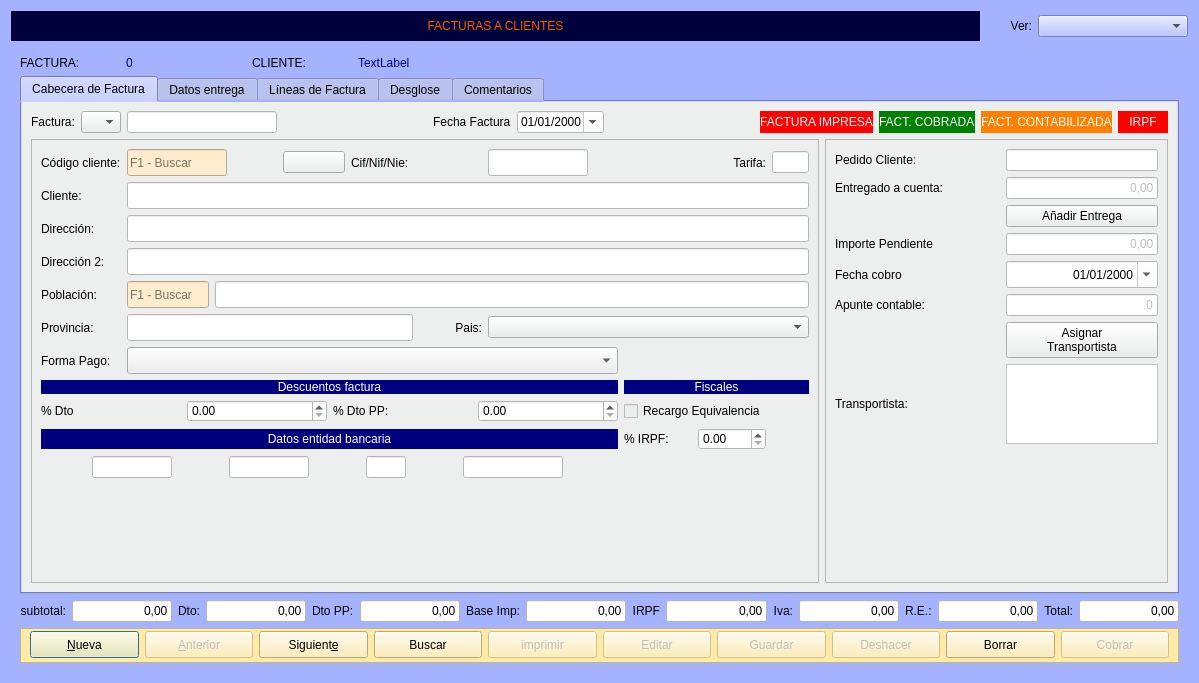
The window that Zona_Ventas/frmfacturas.ui (arcnexus/RedFoX) describes before a commit, drawn with Qt 5.
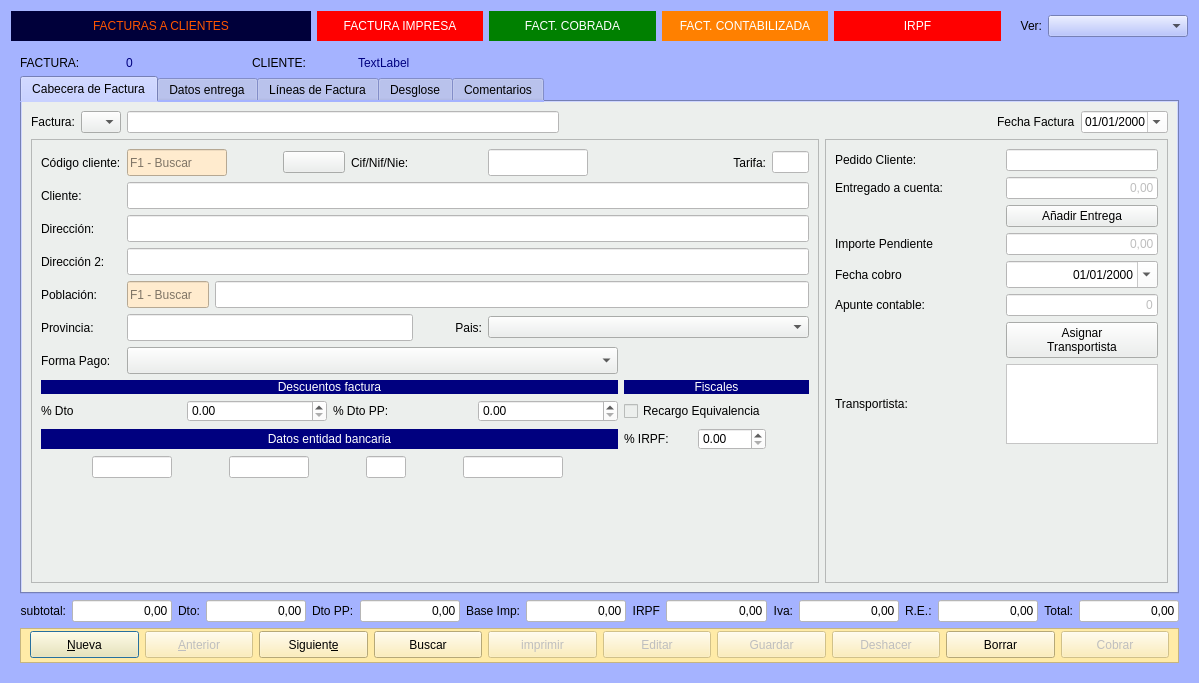
The same window after the commit. Icons and pictures are not drawn.

The edit to the form file:
```diff
--- a/Zona_Ventas/frmfacturas.ui
+++ b/Zona_Ventas/frmfacturas.ui
@@ -48,7 +48,7 @@
      </property>
     </widget>
    </item>
-   <item row="0" column="2">
+   <item row="0" column="6">
     <widget class="QComboBox" name="cboVer">
      <property name="minimumSize">
       <size>
@@ -64,7 +64,7 @@
      </property>
     </widget>
    </item>
-   <item row="0" column="1">
+   <item row="0" column="5">
     <widget class="QLabel" name="label_34">
      <property name="maximumSize">
       <size>
@@ -80,7 +80,7 @@
      </property>
     </widget>
    </item>
-   <item row="1" column="0" colspan="3">
+   <item row="1" column="0" colspan="7">
     <widget class="QStackedWidget" name="stackedWidget">
      <property name="currentIndex">
       <number>0</number>
@@ -880,82 +880,6 @@
                </property>
               </widget>
              </item>
-             <item>
-              <spacer name="horizontalSpacer_4">
-               <property name="orientation">
-                <enum>Qt::Horizontal</enum>
-               </property>
-               <property name="sizeHint" stdset="0">
-                <size>
-                 <width>40</width>
-                 <height>20</height>
-                </size>
-               </property>
-              </spacer>
-             </item>
-             <item>
-              <widget class="QLabel" name="lblFacturaImpresa">
-               <property name="styleSheet">
-                <string notr="true">background-color: rgb(255, 0, 0);
-color: rgb(255, 255, 255);</string>
-               </property>
-               <property name="text">
-                <string>FACTURA IMPRESA</string>
-               </property>
-               <property name="alignment">
-                <set>Qt::AlignCenter</set>
-               </property>
-              </widget>
-             </item>
-             <item>
-              <widget class="QLabel" name="lblFacturaCobrada">
-               <property name="styleSheet">
-                <string notr="true">background-color: rgb(0, 128, 0);
-color: rgb(255, 255, 255);</string>
-               </property>
-               <property name="text">
-                <string>FACT. COBRADA</string>
-               </property>
-              </widget>
-             </item>
-             <item>
-              <widget class="QLabel" name="lbcontabilizada">
-               <property name="styleSheet">
-                <string notr="true">background-color: rgb(255, 128, 0);
-color: rgb(255, 255, 255);</string>
-               </property>
-               <property name="text">
-                <string>FACT. CONTABILIZADA</string>
-               </property>
-               <property name="alignment">
-                <set>Qt::AlignCenter</set>
-               </property>
-               <property name="textInteractionFlags">
-                <set>Qt::LinksAccessibleByMouse|Qt::TextSelectableByMouse</set>
-               </property>
-              </widget>
-             </item>
-             <item>
-              <widget class="QLabel" name="lblIRPF_3">
-               <property name="minimumSize">
-                <size>
-                 <width>50</width>
-                 <height>0</height>
-                </size>
-               </property>
-               <property name="styleSheet">
-                <string notr="true">background-color: rgb(255, 0, 0);
-color: rgb(255, 255, 255);
-font: 10pt &quot;MS Shell Dlg 2&quot;;</string>
-               </property>
-               <property name="text">
-                <string>IRPF</string>
-               </property>
-               <property name="alignment">
-                <set>Qt::AlignCenter</set>
-               </property>
-              </widget>
-             </item>
             </layout>
            </item>
            <item row="1" column="0">
@@ -3021,6 +2945,96 @@
      </widget>
     </widget>
    </item>
+   <item row="0" column="2">
+    <widget class="QLabel" name="lblFacturaCobrada">
+     <property name="maximumSize">
+      <size>
+       <width>195</width>
+       <height>16777215</height>
+      </size>
+     </property>
+     <property name="styleSheet">
+      <string notr="true">background-color: rgb(0, 128, 0);
+color: rgb(255, 255, 255);</string>
+     </property>
+     <property name="text">
+      <string>FACT. COBRADA</string>
+     </property>
+     <property name="alignment">
+      <set>Qt::AlignCenter</set>
+     </property>
+    </widget>
+   </item>
+   <item row="0" column="3">
+    <widget class="QLabel" name="lbcontabilizada">
+     <property name="maximumSize">
+      <size>
+       <width>195</width>
+       <height>16777215</height>
+      </size>
+     </property>
+     <property name="styleSheet">
+      <string notr="true">background-color: rgb(255, 128, 0);
+color: rgb(255, 255, 255);</string>
+     </property>
+     <property name="text">
+      <string>FACT. CONTABILIZADA</string>
+     </property>
+     <property name="alignment">
+      <set>Qt::AlignCenter</set>
+     </property>
+     <property name="textInteractionFlags">
+      <set>Qt::LinksAccessibleByMouse|Qt::TextSelectableByMouse</set>
+     </property>
+    </widget>
+   </item>
+   <item row="0" column="1">
+    <widget class="QLabel" name="lblFacturaImpresa">
+     <property name="maximumSize">
+      <size>
+       <width>195</width>
+       <height>16777215</height>
+      </size>
+     </property>
+     <property name="styleSheet">
+      <string notr="true">background-color: rgb(255, 0, 0);
+color: rgb(255, 255, 255);</string>
+     </property>
+     <property name="text">
+      <string>FACTURA IMPRESA</string>
+     </property>
+     <property name="alignment">
+      <set>Qt::AlignCenter</set>
+     </property>
+    </widget>
+   </item>
+   <item row="0" column="4">
+    <widget class="QLabel" name="lblIRPF_3">
+     <property name="minimumSize">
+      <size>
+       <width>50</width>
+       <height>0</height>
+      </size>
+     </property>
+     <property name="maximumSize">
+      <size>
+       <width>195</width>
+       <height>16777215</height>
+      </size>
+     </property>
+     <property name="styleSheet">
+      <string notr="true">background-color: rgb(255, 0, 0);
+color: rgb(255, 255, 255);
+font: 10pt &quot;MS Shell Dlg 2&quot;;</string>
+     </property>
+     <property name="text">
+      <string>IRPF</string>
+     </property>
+     <property name="alignment">
+      <set>Qt::AlignCenter</set>
+     </property>
+    </widget>
+   </item>
   </layout>
  </widget>
  <tabstops>
```
